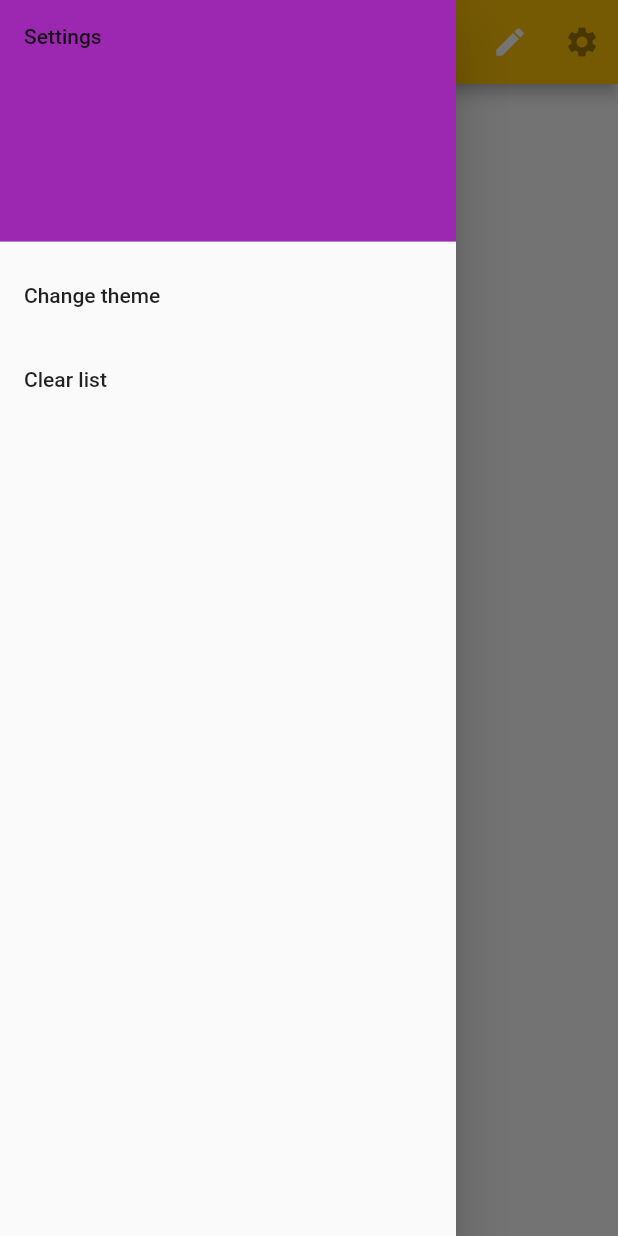
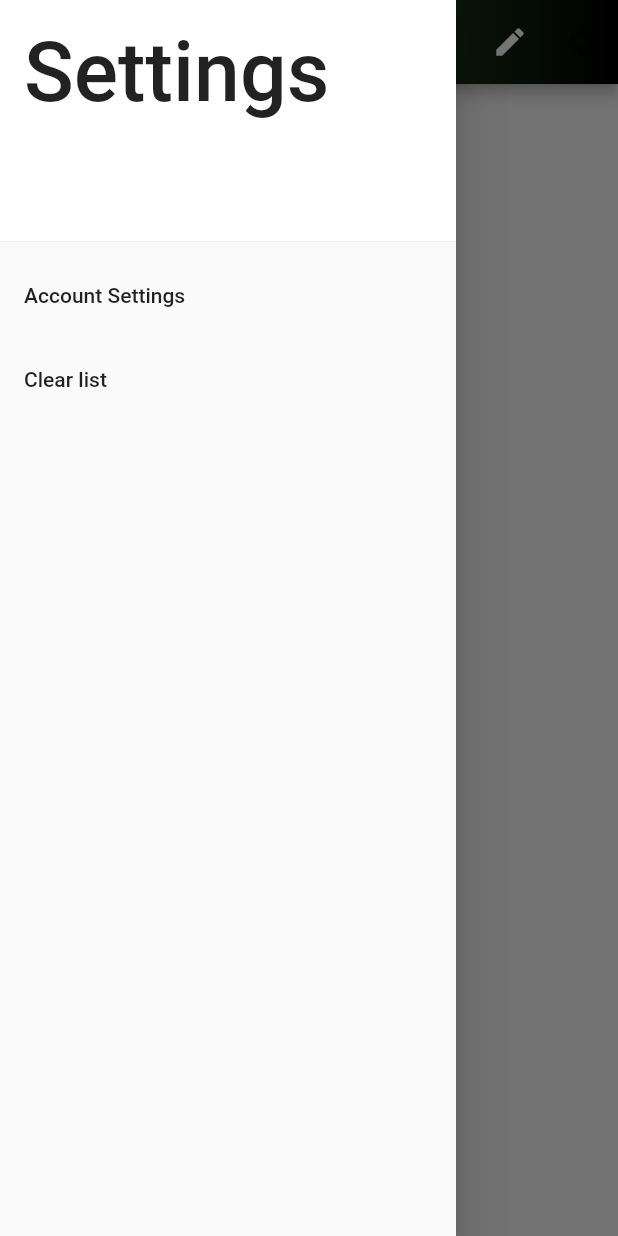
Before and after one commit to michellezhang95/todolistapp, a Flutter app: the screen it shows after launch, with the side drawer open, on a phone screen of 412 x 824 dp. Run offline on Flutter 3.47's test engine with Material 2 defaults, Android fonts, the phone set to English and light mode, and no system bars; our stand-ins replace gradient_app_bar.

Commit message:
colour gradient package imported
pubspec updated too

```diff
--- a/lib/screens/customise_app.dart
+++ b/lib/screens/customise_app.dart
@@ -5,9 +5,13 @@ class customiseApp extends StatelessWidget {
   Widget build(BuildContext context) {
     return Scaffold(
       appBar: AppBar(
-        title: Text('Customise Theme'),
-        backgroundColor: Colors.green[300],
+        title: Text('Account Settings'),
+        backgroundColor: Colors.brown[800],
       ),
     );
   }
 }
+
+//dark/light theme
+//set colour for light theme
+//change user name (firebase)
--- a/lib/screens/home.dart
+++ b/lib/screens/home.dart
@@ -1,5 +1,6 @@
 import 'package:flutter/material.dart';
 import 'package:todolistapp/screens/customise_app.dart';
+import 'package:gradient_app_bar/gradient_app_bar.dart';
 
 class Home extends StatelessWidget {
   String themeColour;
@@ -14,16 +15,16 @@ class Home extends StatelessWidget {
             padding: EdgeInsets.zero,
             children: <Widget>[
               DrawerHeader(
-              child: Text('Settings'),
+                child: Text('Settings', style: TextStyle(fontSize: 55.0)),
                 decoration: BoxDecoration(
-                color: Colors.purple,
+                  color: Colors.white,
                 ),
               ),
               ListTile(
-              title: Text('Change theme'),
+                title: Text('Account Settings'),
                 onTap: () {
                   //go to theme change screen
-
+                  Navigator.pop(context);
                   Navigator.push(context,
                       MaterialPageRoute(builder: (context) => customiseApp()));
                 },
@@ -38,9 +39,12 @@ class Home extends StatelessWidget {
             ],
           ),
         ),
-      appBar: AppBar(
+        appBar: GradientAppBar(
+          backgroundColorStart: Colors.green,
+          backgroundColorEnd: Colors.black,
           title: Text('To do!'),
-          backgroundColor: Colors.amber[500],
+
+          //gradient: LinearGradient(colors: null),
           actions: <Widget>[
             IconButton(
                 icon: const Icon(Icons.create),
@@ -51,7 +55,7 @@ class Home extends StatelessWidget {
               icon: const Icon(Icons.settings),
               onPressed: null,
             ),
-          ]),
-    );
+          ],
+        ));
   }
 }
--- /dev/null
+++ b/lib/todolist/todolist.dart
@@ -0,0 +1 @@
+import 'package:flutter/material.dart';
--- a/pubspec.yaml
+++ b/pubspec.yaml
@@ -28,6 +28,7 @@ dependencies:
   # The following adds the Cupertino Icons font to your application.
   # Use with the CupertinoIcons class for iOS style icons.
   cupertino_icons: ^0.1.3
+  gradient_app_bar: ^0.0.1
 
 dev_dependencies:
   flutter_test:
```
Also changed, not shown: images/cloudprofike.PNG (added), pubspec.lock. Lines whose indentation alone changed are shown as unchanged.
